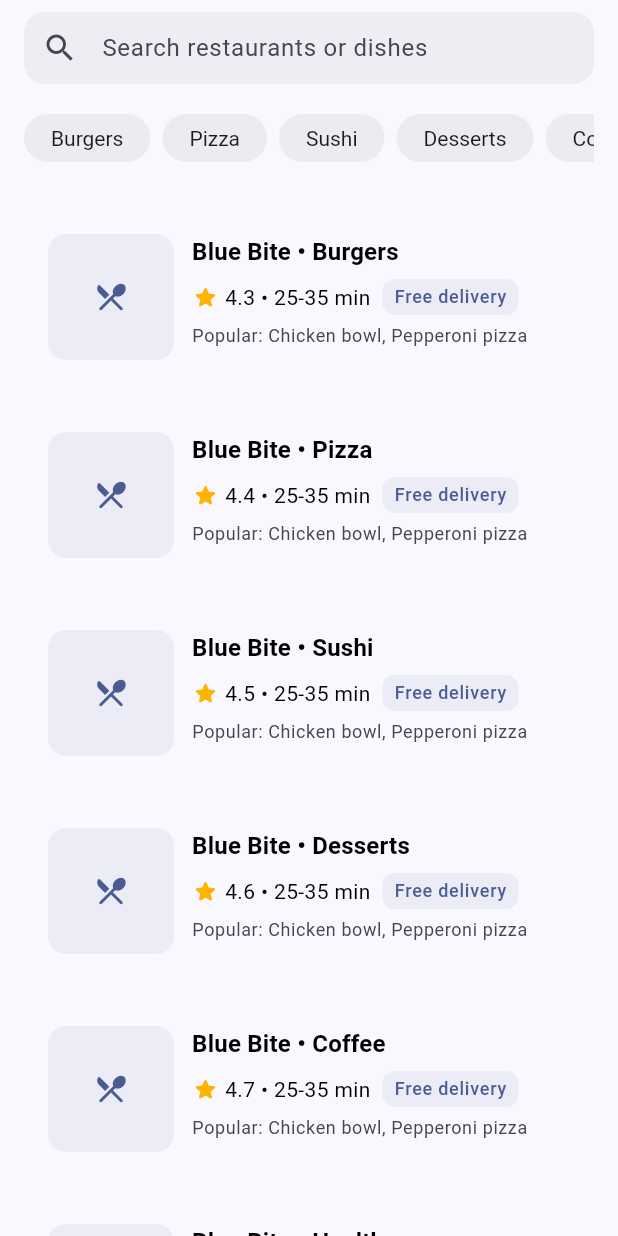
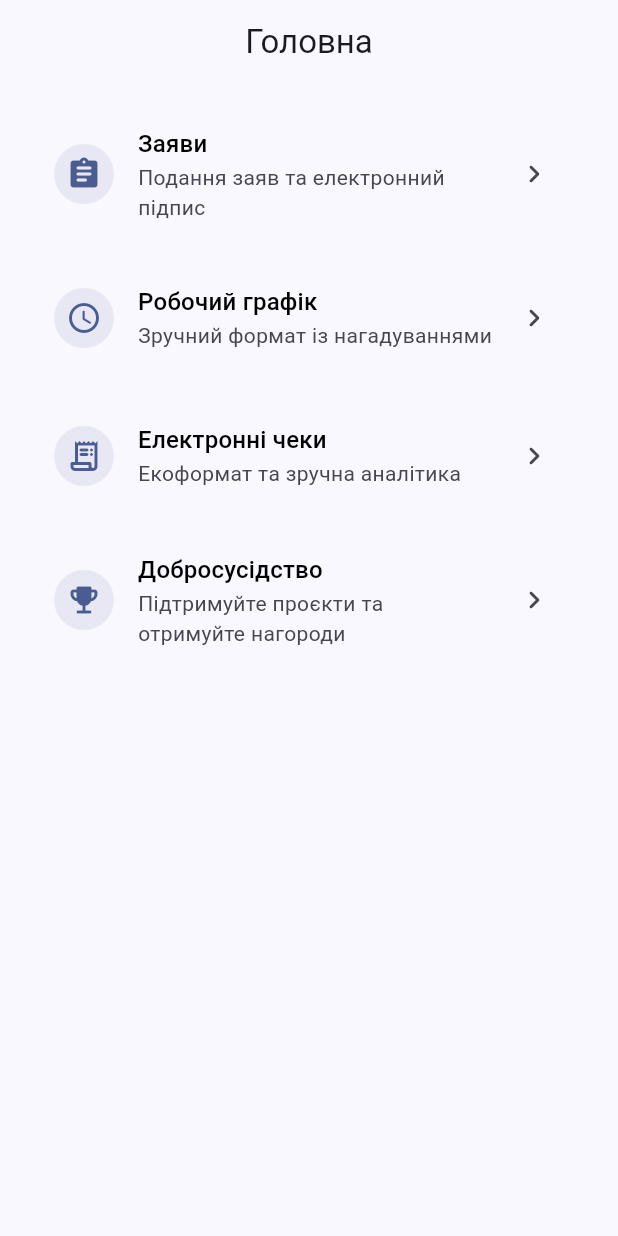
Before and after one commit to userino616/peopleslab-mobile, a Flutter app: the HomePage screen opened directly, on a phone screen of 412 x 824 dp. Run offline on Flutter 3.47's test engine with Material 3 defaults, Android fonts, the phone set to English and light mode, and no system bars; our stand-ins replace flutter_riverpod, flutter_secure_storage, go_router, google_sign_in, logger, sign_in_with_apple; missing offline and left inert: grpc, peopleslab_api; accounts and stored records are empty.

Commit message:
feat: add demo feature pages

```diff
--- a/lib/features/home/presentation/home_page.dart
+++ b/lib/features/home/presentation/home_page.dart
@@ -1,152 +1,84 @@
 import 'package:flutter/material.dart';
-import 'package:flutter_riverpod/flutter_riverpod.dart';
-import 'package:peopleslab/common/widgets/search_field.dart';
-import 'package:peopleslab/app/bottom_nav.dart';
+import 'package:peopleslab/features/applications/presentation/applications_page.dart';
+import 'package:peopleslab/features/schedule/presentation/work_schedule_page.dart';
+import 'package:peopleslab/features/receipts/presentation/receipts_page.dart';
+import 'package:peopleslab/features/neighborhood/presentation/neighborhood_page.dart';
 
-class HomePage extends ConsumerWidget {
+/// Головна сторінка з доступом до основних можливостей додатку.
+class HomePage extends StatelessWidget {
   const HomePage({super.key});
 
   @override
-  Widget build(BuildContext context, WidgetRef ref) {
+  Widget build(BuildContext context) {
     final theme = Theme.of(context);
-    final colorScheme = theme.colorScheme;
-    final categories = const [
-      'Burgers',
-      'Pizza',
-      'Sushi',
-      'Desserts',
-      'Coffee',
-      'Healthy',
-    ];
     return Scaffold(
-      body: SafeArea(
-        child: CustomScrollView(
-          slivers: [
-            SliverToBoxAdapter(
-              child: Padding(
-                padding: const EdgeInsets.fromLTRB(16, 8, 16, 8),
-                child: Column(
-                  crossAxisAlignment: CrossAxisAlignment.start,
-                  children: [
-                    AppSearchField(
-                      hintText: 'Search restaurants or dishes',
-                      onChanged: (_) {},
-                      onTap: () {
-                        // Open Search tab when tapping the search field
-                        ref.read(bottomNavIndexProvider.notifier).state = 1;
-                      },
-                      readOnly: true,
+      appBar: AppBar(
+        title: const Text('Головна'),
       ),
-                    const SizedBox(height: 12),
-                    SingleChildScrollView(
-                      scrollDirection: Axis.horizontal,
-                      child: Row(
-                        children: [
-                          for (final c in categories)
-                            Padding(
-                              padding: const EdgeInsets.only(right: 8),
-                              child: FilterChip(
-                                label: Text(c),
-                                onSelected: (_) {},
+      body: ListView(
+        padding: const EdgeInsets.all(16),
+        children: const [
+          _FeatureCard(
+            title: 'Заяви',
+            subtitle: 'Подання заяв та електронний підпис',
+            icon: Icons.assignment_rounded,
+            page: ApplicationsPage(),
           ),
+          SizedBox(height: 12),
+          _FeatureCard(
+            title: 'Робочий графік',
+            subtitle: 'Зручний формат із нагадуваннями',
+            icon: Icons.schedule_rounded,
+            page: WorkSchedulePage(),
+          ),
+          SizedBox(height: 12),
+          _FeatureCard(
+            title: 'Електронні чеки',
+            subtitle: 'Екоформат та зручна аналітика',
+            icon: Icons.receipt_long_rounded,
+            page: ReceiptsPage(),
+          ),
+          SizedBox(height: 12),
+          _FeatureCard(
+            title: 'Добросусідство',
+            subtitle: 'Підтримуйте проєкти та отримуйте нагороди',
+            icon: Icons.emoji_events_rounded,
+            page: NeighborhoodPage(),
           ),
         ],
       ),
+    );
+  }
+}
+
+class _FeatureCard extends StatelessWidget {
+  const _FeatureCard({
+    required this.title,
+    required this.subtitle,
+    required this.icon,
+    required this.page,
+  });
+
+  final String title;
+  final String subtitle;
+  final IconData icon;
+  final Widget page;
+
+  @override
+  Widget build(BuildContext context) {
+    final theme = Theme.of(context);
+    final color = theme.colorScheme.primary;
+    return Card(
+      child: ListTile(
+        leading: CircleAvatar(
+          backgroundColor: color.withOpacity(0.1),
+          child: Icon(icon, color: color),
         ),
-                    const SizedBox(height: 8),
-                  ],
-                ),
-              ),
-            ),
-            SliverList.builder(
-              itemCount: 6,
-              itemBuilder: (context, index) {
-                return Padding(
-                  padding: const EdgeInsets.symmetric(
-                    horizontal: 16.0,
-                    vertical: 8,
-                  ),
-                  child: Card(
-                    child: Padding(
-                      padding: const EdgeInsets.all(12.0),
-                      child: Row(
-                        crossAxisAlignment: CrossAxisAlignment.start,
-                        children: [
-                          ClipRRect(
-                            borderRadius: BorderRadius.circular(12),
-                            child: Container(
-                              width: 84,
-                              height: 84,
-                              color: colorScheme.primary.withValues(
-                                alpha: 0.08,
-                              ),
-                              child: Icon(
-                                Icons.restaurant_menu_rounded,
-                                color: colorScheme.primary,
-                              ),
-                            ),
-                          ),
-                          const SizedBox(width: 12),
-                          Expanded(
-                            child: Column(
-                              crossAxisAlignment: CrossAxisAlignment.start,
-                              children: [
-                                Text(
-                                  'Blue Bite • ${categories[index % categories.length]}',
-                                  style: theme.textTheme.titleMedium?.copyWith(
-                                    fontWeight: FontWeight.w600,
-                                  ),
-                                ),
-                                const SizedBox(height: 6),
-                                Row(
-                                  children: [
-                                    Icon(
-                                      Icons.star_rounded,
-                                      size: 18,
-                                      color: Colors.amber[600],
-                                    ),
-                                    const SizedBox(width: 4),
-                                    Text('4.${(index + 3) % 10} • 25-35 min'),
-                                    const SizedBox(width: 8),
-                                    Container(
-                                      padding: const EdgeInsets.symmetric(
-                                        horizontal: 8,
-                                        vertical: 4,
-                                      ),
-                                      decoration: BoxDecoration(
-                                        color: colorScheme.primary.withValues(
-                                          alpha: 0.08,
-                                        ),
-                                        borderRadius: BorderRadius.circular(8),
-                                      ),
-                                      child: Text(
-                                        'Free delivery',
-                                        style: theme.textTheme.labelMedium
-                                            ?.copyWith(
-                                              color: colorScheme.primary,
-                                            ),
-                                      ),
-                                    ),
-                                  ],
-                                ),
-                                const SizedBox(height: 6),
-                                Text(
-                                  'Popular: Chicken bowl, Pepperoni pizza',
-                                  style: theme.textTheme.bodySmall?.copyWith(
-                                    color: theme.colorScheme.onSurfaceVariant,
-                                  ),
-                                ),
-                              ],
-                            ),
-                          ),
-                        ],
-                      ),
-                    ),
-                  ),
-                );
-              },
-            ),
-          ],
+        title: Text(title, style: theme.textTheme.titleMedium),
+        subtitle: Text(subtitle),
+        trailing: const Icon(Icons.chevron_right_rounded),
+        onTap: () => Navigator.of(context).push(
+          MaterialPageRoute(builder: (_) => page),
         ),
       ),
     );
```
Also changed, not shown: lib/features/applications/presentation/applications_page.dart (added, +38 -0 lines), lib/features/neighborhood/presentation/neighborhood_page.dart (added, +63 -0 lines), lib/features/receipts/presentation/receipts_page.dart (added, +43 -0 lines), lib/features/schedule/presentation/work_schedule_page.dart (added, +90 -0 lines). Lines whose indentation alone changed are shown as unchanged.
